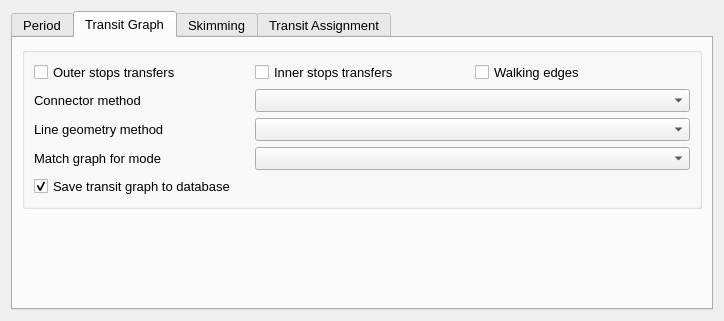
This is qaequilibrae/modules/public_transport_procedures/forms/ui_skimming_assignment.ui in AequilibraE/qaequilibrae as Qt 5 draws it before an edit. The edited form follows.
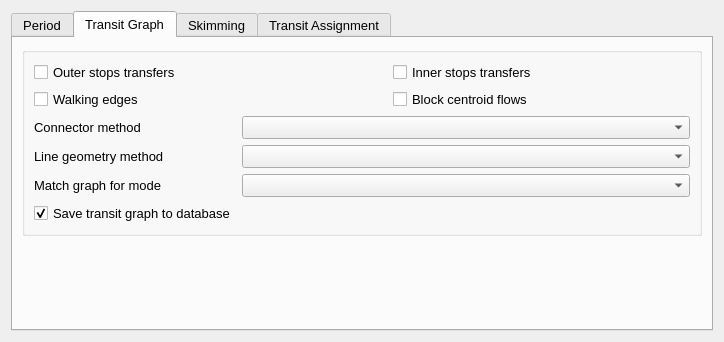
This is the edited form. The open tabs and pages were chosen to show the change.

```diff
--- a/qaequilibrae/modules/public_transport_procedures/forms/ui_skimming_assignment.ui
+++ b/qaequilibrae/modules/public_transport_procedures/forms/ui_skimming_assignment.ui
@@ -7,7 +7,7 @@
     <x>0</x>
     <y>0</y>
     <width>724</width>
-    <height>294</height>
+    <height>342</height>
    </rect>
   </property>
   <property name="windowTitle">
@@ -59,23 +59,6 @@
             </property>
            </widget>
           </item>
-          <item row="1" column="0">
-           <widget class="QCheckBox" name="chb_outer_stops">
-            <property name="text">
-             <string>Outer stops transfers</string>
-            </property>
-           </widget>
-          </item>
-          <item row="5" column="1" colspan="2">
-           <widget class="QComboBox" name="cob_mode"/>
-          </item>
-          <item row="1" column="2">
-           <widget class="QCheckBox" name="chb_walk_edges">
-            <property name="text">
-             <string>Walking edges</string>
-            </property>
-           </widget>
-          </item>
           <item row="4" column="0">
            <widget class="QLabel" name="label_3">
             <property name="text">
@@ -83,26 +66,6 @@
             </property>
            </widget>
           </item>
-          <item row="3" column="1" colspan="2">
-           <widget class="QComboBox" name="cob_conn_methods"/>
-          </item>
-          <item row="4" column="1" colspan="2">
-           <widget class="QComboBox" name="cob_line_methods"/>
-          </item>
-          <item row="5" column="0">
-           <widget class="QLabel" name="label_1">
-            <property name="text">
-             <string>Match graph for mode</string>
-            </property>
-           </widget>
-          </item>
-          <item row="1" column="1">
-           <widget class="QCheckBox" name="chb_inner_stops">
-            <property name="text">
-             <string>Inner stops transfers</string>
-            </property>
-           </widget>
-          </item>
           <item row="6" column="0">
            <widget class="QCheckBox" name="chb_save_graph">
             <property name="text">
@@ -113,6 +76,50 @@
             </property>
            </widget>
           </item>
+          <item row="5" column="0">
+           <widget class="QLabel" name="label_1">
+            <property name="text">
+             <string>Match graph for mode</string>
+            </property>
+           </widget>
+          </item>
+          <item row="3" column="1" colspan="3">
+           <widget class="QComboBox" name="cob_conn_methods"/>
+          </item>
+          <item row="4" column="1" colspan="3">
+           <widget class="QComboBox" name="cob_line_methods"/>
+          </item>
+          <item row="1" column="0" colspan="2">
+           <widget class="QCheckBox" name="chb_outer_stops">
+            <property name="text">
+             <string>Outer stops transfers</string>
+            </property>
+           </widget>
+          </item>
+          <item row="2" column="0" colspan="2">
+           <widget class="QCheckBox" name="chb_walk_edges">
+            <property name="text">
+             <string>Walking edges</string>
+            </property>
+           </widget>
+          </item>
+          <item row="1" column="2" colspan="2">
+           <widget class="QCheckBox" name="chb_inner_stops">
+            <property name="text">
+             <string>Inner stops transfers</string>
+            </property>
+           </widget>
+          </item>
+          <item row="2" column="2" colspan="2">
+           <widget class="QCheckBox" name="chb_check_centroids">
+            <property name="text">
+             <string>Block centroid flows</string>
+            </property>
+           </widget>
+          </item>
+          <item row="5" column="1" colspan="3">
+           <widget class="QComboBox" name="cob_mode"/>
+          </item>
          </layout>
         </widget>
        </item>
```
